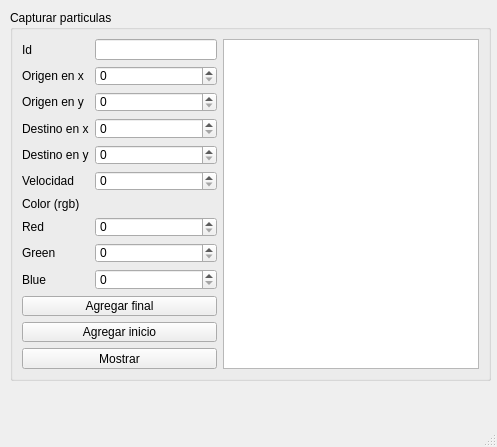
Qt form mainwindow.ui (leonardogonzale/Interfaz-particulas) before a commit.
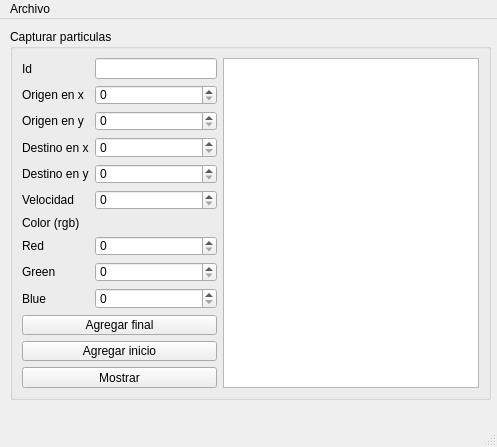
The same form after that commit.

Diff of the .ui file:
```diff
--- a/mainwindow.ui
+++ b/mainwindow.ui
@@ -125,28 +125,60 @@
       <widget class="QPlainTextEdit" name="salida"/>
      </item>
      <item row="1" column="1">
-      <widget class="QSpinBox" name="origen_x_spinBox"/>
+      <widget class="QSpinBox" name="origen_x_spinBox">
+       <property name="maximum">
+        <number>9999</number>
+       </property>
+      </widget>
      </item>
      <item row="2" column="1">
-      <widget class="QSpinBox" name="origen_y_spinBox"/>
+      <widget class="QSpinBox" name="origen_y_spinBox">
+       <property name="maximum">
+        <number>9999</number>
+       </property>
+      </widget>
      </item>
      <item row="3" column="1">
-      <widget class="QSpinBox" name="destino_x_spinBox"/>
+      <widget class="QSpinBox" name="destino_x_spinBox">
+       <property name="maximum">
+        <number>9999</number>
+       </property>
+      </widget>
      </item>
      <item row="4" column="1">
-      <widget class="QSpinBox" name="destino_y_spinBox"/>
+      <widget class="QSpinBox" name="destino_y_spinBox">
+       <property name="maximum">
+        <number>9999</number>
+       </property>
+      </widget>
      </item>
      <item row="5" column="1">
-      <widget class="QSpinBox" name="velocidad_spinBox"/>
+      <widget class="QSpinBox" name="velocidad_spinBox">
+       <property name="maximum">
+        <number>9999</number>
+       </property>
+      </widget>
      </item>
      <item row="7" column="1">
-      <widget class="QSpinBox" name="red_spinBox"/>
+      <widget class="QSpinBox" name="red_spinBox">
+       <property name="maximum">
+        <number>9999</number>
+       </property>
+      </widget>
      </item>
      <item row="8" column="1">
-      <widget class="QSpinBox" name="green_spinBox"/>
+      <widget class="QSpinBox" name="green_spinBox">
+       <property name="maximum">
+        <number>9999</number>
+       </property>
+      </widget>
      </item>
      <item row="9" column="1">
-      <widget class="QSpinBox" name="blue_spinBox"/>
+      <widget class="QSpinBox" name="blue_spinBox">
+       <property name="maximum">
+        <number>9999</number>
+       </property>
+      </widget>
      </item>
     </layout>
    </widget>
@@ -160,6 +192,14 @@
      <height>21</height>
     </rect>
    </property>
+   <widget class="QMenu" name="menuArchivo">
+    <property name="title">
+     <string>Archivo</string>
+    </property>
+    <addaction name="actionAbrir"/>
+    <addaction name="actionGuardar"/>
+   </widget>
+   <addaction name="menuArchivo"/>
   </widget>
   <widget class="QStatusBar" name="statusbar"/>
  </widget>
```
Left out of the diff: 16 changed lines with no effect on the pictures.
